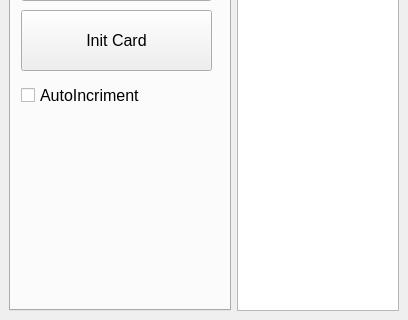
The window that design.ui (sportiduino/SportiduinoPQ) describes before a commit, drawn with Qt 5; both pictures show x 0 to 408 and y 383 to 703 of the 408 by 703 pixel window.
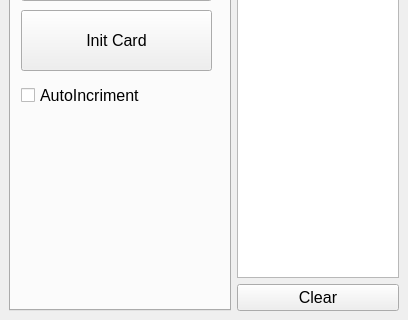
The same window after the commit.

Commit message: Добавил кнопку для очистки текстового окна

What changed in the file:
```diff
--- a/design.ui
+++ b/design.ui
@@ -1549,6 +1549,11 @@
      </layout>
     </item>
     <item>
+     <layout class="QVBoxLayout" name="verticalLayout_2">
+      <property name="sizeConstraint">
+       <enum>QLayout::SetDefaultConstraint</enum>
+      </property>
+      <item>
      <widget class="QTextBrowser" name="textBrowser">
       <property name="locale">
        <locale language="English" country="UnitedStates"/>
@@ -1558,6 +1563,20 @@
       </property>
      </widget>
     </item>
+      <item>
+       <widget class="QPushButton" name="btnClearText">
+        <property name="font">
+         <font>
+          <pointsize>12</pointsize>
+         </font>
+        </property>
+        <property name="text">
+         <string>Clear</string>
+        </property>
+       </widget>
+      </item>
+     </layout>
+    </item>
    </layout>
   </widget>
   <action name="actionConnect">
```
Left out of the diff: 1 changed line with no effect on the pictures. Lines whose indentation alone changed are shown as unchanged. The commit also changes 2 other files.
